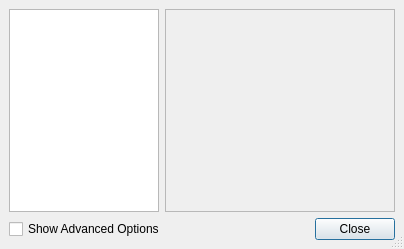
Qt form PacsViewer/src/interface/qconfigurationdialogbase.ui (zyq1569/starviewer) before a commit.
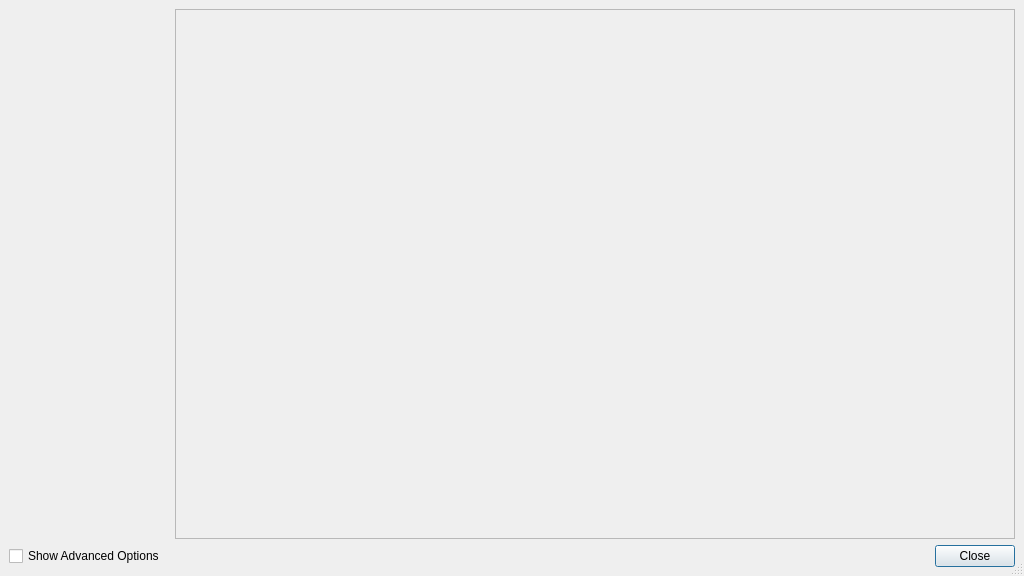
The same form after that commit. Icons and pictures are not drawn.

```diff
--- a/PacsViewer/src/interface/qconfigurationdialogbase.ui
+++ b/PacsViewer/src/interface/qconfigurationdialogbase.ui
@@ -6,10 +6,16 @@
    <rect>
     <x>0</x>
     <y>0</y>
-    <width>404</width>
-    <height>249</height>
+    <width>1024</width>
+    <height>576</height>
    </rect>
   </property>
+  <property name="minimumSize">
+   <size>
+    <width>1024</width>
+    <height>576</height>
+   </size>
+  </property>
   <property name="windowIcon">
    <iconset resource="../main/main.qrc">
     <normaloff>:/images/preferences.png</normaloff>:/images/preferences.png</iconset>
@@ -17,10 +23,7 @@
   <property name="sizeGripEnabled">
    <bool>true</bool>
   </property>
-  <layout class="QVBoxLayout">
-   <property name="spacing">
-    <number>6</number>
-   </property>
+  <layout class="QGridLayout" name="gridLayout">
    <property name="leftMargin">
     <number>9</number>
    </property>
@@ -33,7 +36,47 @@
    <property name="bottomMargin">
     <number>9</number>
    </property>
-   <item>
+   <item row="1" column="0">
+    <widget class="QCheckBox" name="m_viewAdvancedOptions">
+     <property name="text">
+      <string>Show Advanced Options</string>
+     </property>
+    </widget>
+   </item>
+   <item row="1" column="2">
+    <widget class="QPushButton" name="m_okButton">
+     <property name="text">
+      <string>Close</string>
+     </property>
+     <property name="icon">
+      <iconset resource="../main/main.qrc">
+       <normaloff>:/images/icons/window-close.svg</normaloff>:/images/icons/window-close.svg</iconset>
+     </property>
+     <property name="autoDefault">
+      <bool>true</bool>
+     </property>
+     <property name="default">
+      <bool>true</bool>
+     </property>
+    </widget>
+   </item>
+   <item row="1" column="1">
+    <spacer>
+     <property name="orientation">
+      <enum>Qt::Horizontal</enum>
+     </property>
+     <property name="sizeType">
+      <enum>QSizePolicy::Expanding</enum>
+     </property>
+     <property name="sizeHint" stdset="0">
+      <size>
+       <width>388</width>
+       <height>20</height>
+      </size>
+     </property>
+    </spacer>
+   </item>
+   <item row="0" column="0" colspan="3">
     <layout class="QHBoxLayout">
      <property name="spacing">
       <number>6</number>
@@ -52,98 +95,108 @@
      </property>
      <item>
       <widget class="QListWidget" name="m_optionsList">
-       <property name="sizePolicy">
-        <sizepolicy hsizetype="Minimum" vsizetype="Minimum">
-         <horstretch>0</horstretch>
-         <verstretch>0</verstretch>
-        </sizepolicy>
+       <property name="minimumSize">
+        <size>
+         <width>160</width>
+         <height>0</height>
+        </size>
        </property>
        <property name="maximumSize">
         <size>
-         <width>150</width>
+         <width>160</width>
          <height>16777215</height>
         </size>
        </property>
        <property name="focusPolicy">
         <enum>Qt::NoFocus</enum>
        </property>
+       <property name="styleSheet">
+        <string notr="true">background-color: rgba(255, 255, 255,0);</string>
+       </property>
+       <property name="frameShape">
+        <enum>QFrame::NoFrame</enum>
+       </property>
+       <property name="horizontalScrollBarPolicy">
+        <enum>Qt::ScrollBarAlwaysOff</enum>
+       </property>
+       <property name="dragDropMode">
+        <enum>QAbstractItemView::NoDragDrop</enum>
+       </property>
+       <property name="selectionBehavior">
+        <enum>QAbstractItemView::SelectRows</enum>
+       </property>
        <property name="iconSize">
         <size>
          <width>48</width>
          <height>48</height>
         </size>
        </property>
+       <property name="movement">
+        <enum>QListView::Static</enum>
+       </property>
+       <property name="flow">
+        <enum>QListView::LeftToRight</enum>
+       </property>
        <property name="spacing">
-        <number>2</number>
+        <number>8</number>
+       </property>
+       <property name="gridSize">
+        <size>
+         <width>160</width>
+         <height>75</height>
+        </size>
+       </property>
+       <property name="viewMode">
+        <enum>QListView::IconMode</enum>
+       </property>
+       <property name="wordWrap">
+        <bool>true</bool>
        </property>
       </widget>
      </item>
      <item>
-      <widget class="QStackedWidget" name="m_optionsStack">
+      <widget class="QScrollArea" name="m_scrollArea">
        <property name="frameShape">
-        <enum>QFrame::StyledPanel</enum>
+        <enum>QFrame::NoFrame</enum>
        </property>
        <property name="frameShadow">
-        <enum>QFrame::Sunken</enum>
+        <enum>QFrame::Plain</enum>
        </property>
-      </widget>
-     </item>
-    </layout>
-   </item>
-   <item>
-    <layout class="QHBoxLayout">
-     <property name="spacing">
-      <number>6</number>
-     </property>
-     <property name="leftMargin">
-      <number>0</number>
-     </property>
-     <property name="topMargin">
-      <number>0</number>
-     </property>
-     <property name="rightMargin">
-      <number>0</number>
-     </property>
-     <property name="bottomMargin">
-      <number>0</number>
-     </property>
-     <item>
-      <widget class="QCheckBox" name="m_viewAdvancedOptions">
-       <property name="text">
-        <string>Show Advanced Options</string>
+       <property name="lineWidth">
+        <number>0</number>
        </property>
-      </widget>
-     </item>
-     <item>
-      <spacer>
-       <property name="orientation">
-        <enum>Qt::Horizontal</enum>
-       </property>
-       <property name="sizeType">
-        <enum>QSizePolicy::Expanding</enum>
-       </property>
-       <property name="sizeHint" stdset="0">
-        <size>
-         <width>388</width>
-         <height>20</height>
-        </size>
-       </property>
-      </spacer>
-     </item>
-     <item>
-      <widget class="QPushButton" name="m_okButton">
-       <property name="text">
-        <string>Close</string>
-       </property>
-       <property name="shortcut">
-        <string>Alt+B</string>
-       </property>
-       <property name="autoDefault">
+       <property name="widgetResizable">
         <bool>true</bool>
        </property>
-       <property name="default">
-        <bool>true</bool>
-       </property>
+       <widget class="QWidget" name="scrollAreaWidgetContents">
+        <layout class="QVBoxLayout" name="verticalLayout">
+         <property name="spacing">
+          <number>0</number>
+         </property>
+         <property name="leftMargin">
+          <number>0</number>
+         </property>
+         <property name="topMargin">
+          <number>0</number>
+         </property>
+         <property name="rightMargin">
+          <number>0</number>
+         </property>
+         <property name="bottomMargin">
+          <number>0</number>
+         </property>
+         <item>
+          <widget class="QStackedWidget" name="m_optionsStack">
+           <property name="frameShape">
+            <enum>QFrame::StyledPanel</enum>
+           </property>
+           <property name="frameShadow">
+            <enum>QFrame::Sunken</enum>
+           </property>
+          </widget>
+         </item>
+        </layout>
+       </widget>
       </widget>
      </item>
     </layout>
```
Left out of the diff: 5 changed lines with no effect on the pictures.
